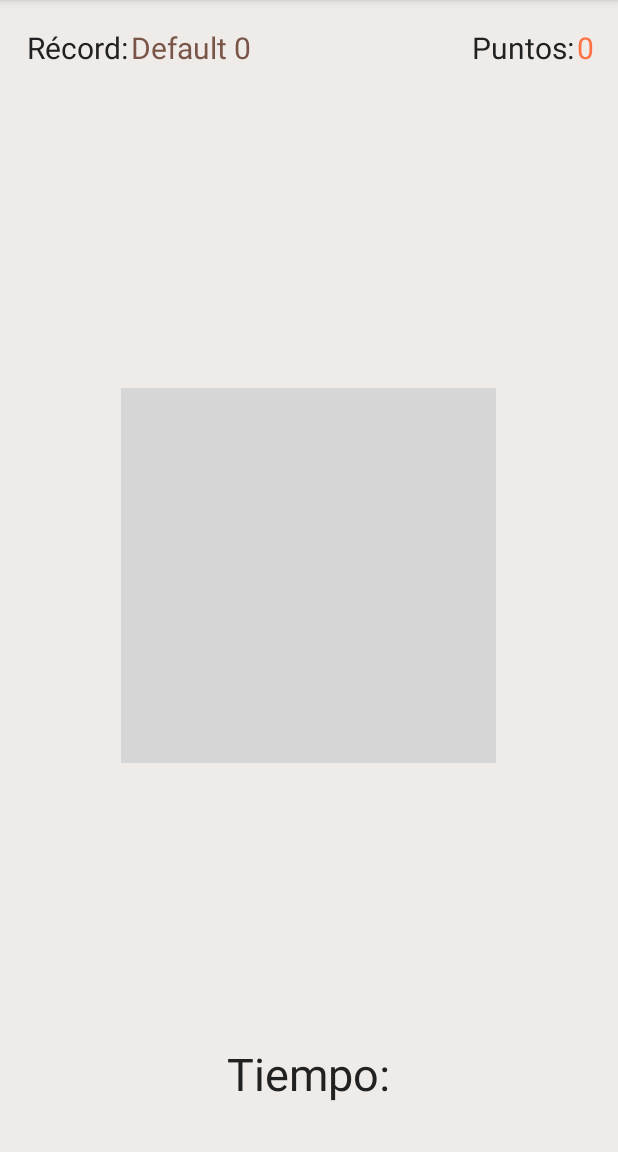
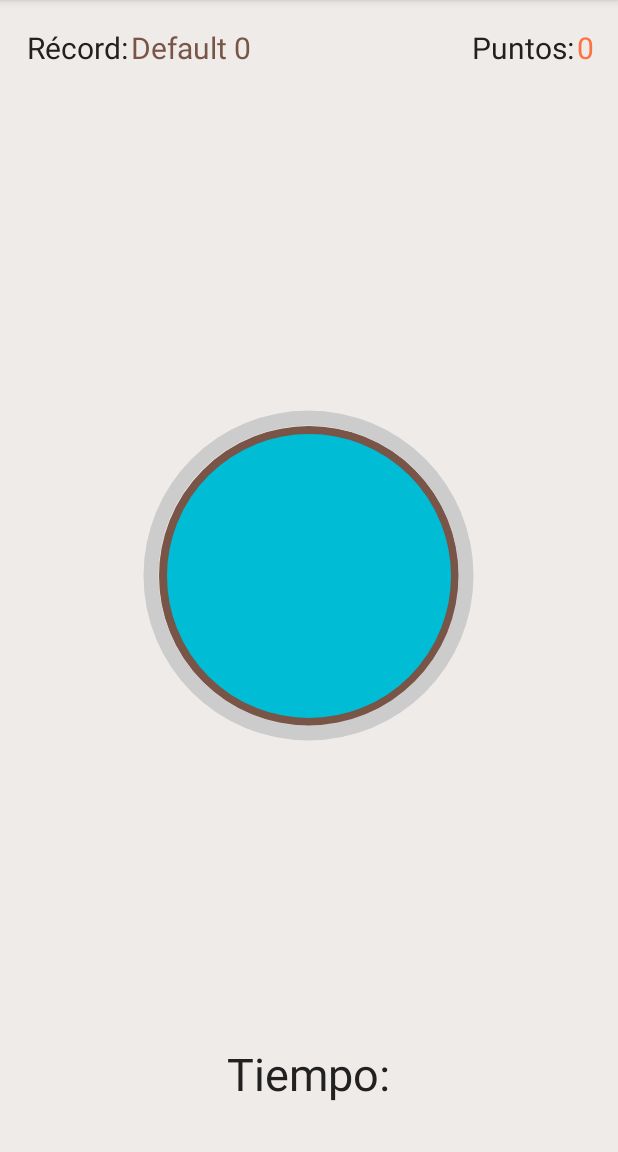
Before and after one commit to JuvenalSantisoDeveloper/FastTap, an Android app: the screen it shows after launch (GameActivity), on a phone screen of 412 x 824 dp, the part 84-1236 px from its top. Run offline under Robolectric (Android 15) with nearby library versions, the light colour scheme and no system bars; our stand-ins replace AdMob, ButterKnife.

Commit message:
Fixed merge

```diff
--- a/app/src/main/res/drawable/circle_progress_bar.xml
+++ b/app/src/main/res/drawable/circle_progress_bar.xml
@@ -10,13 +10,8 @@
 
         <gradient
             android:angle="0"
-<<<<<<< HEAD
-            android:endColor="@color/pppp"
-            android:startColor="@color/ppp"
-=======
             android:endColor="@color/endProgressBarColor"
             android:startColor="@color/startProgressBarColor"
->>>>>>> design
             android:type="sweep"
             android:useLevel="false" />
     </shape>
```
